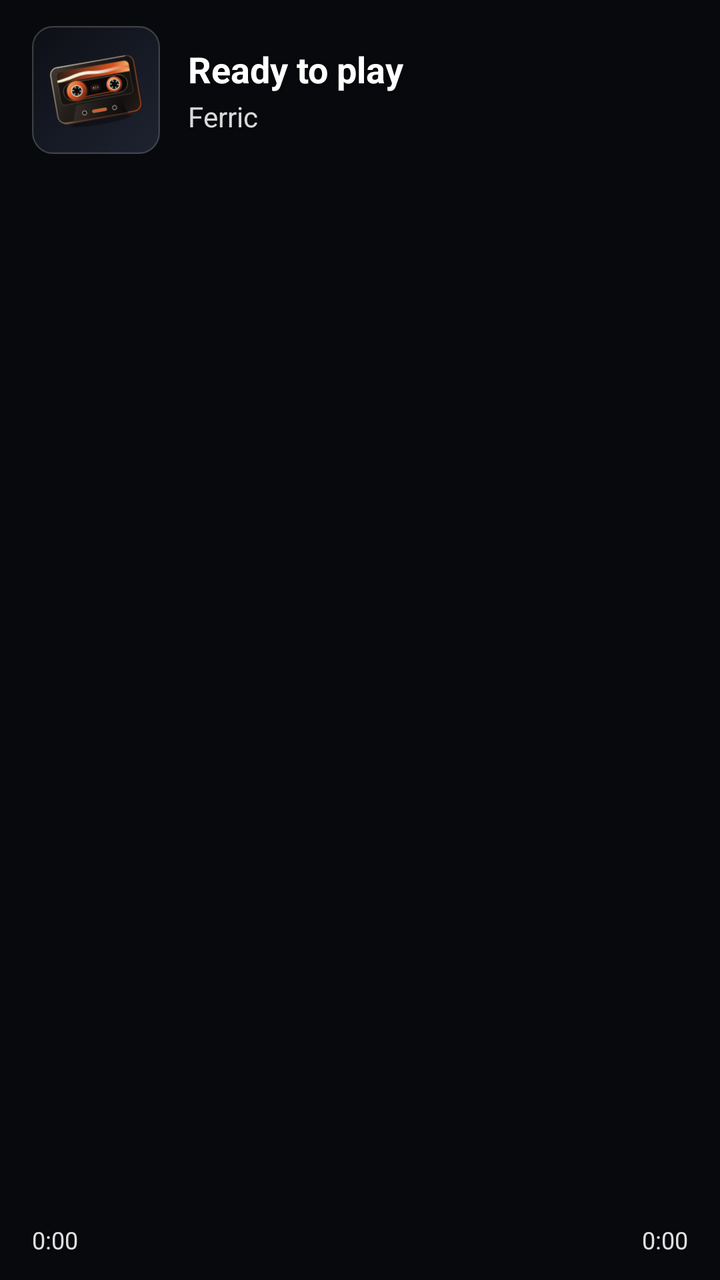
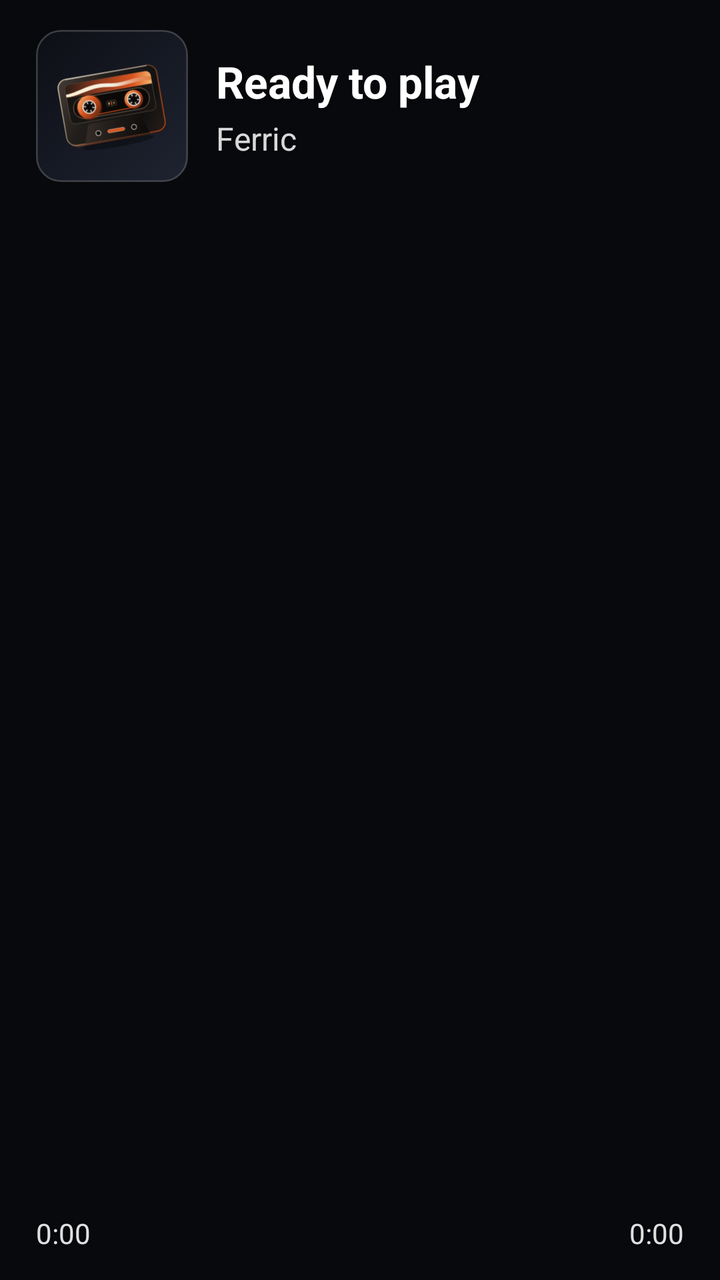

The first picture is an Android layout as it rendered before a commit; the second is the same layout after the commit. The layout source and the unified diff follow.
<!-- AndroidManifest.xml: application theme Theme.Ferric -->
<!-- res/layout/widget_liquid_glass.xml -->
<?xml version="1.0" encoding="utf-8"?>
<FrameLayout xmlns:android="http://schemas.android.com/apk/res/android"
    android:id="@+id/widget_root"
    android:layout_width="match_parent"
    android:layout_height="match_parent">

    <ImageView
        android:id="@+id/widget_glass_bg"
        android:layout_width="match_parent"
        android:layout_height="match_parent"
        android:contentDescription="@null"
        android:scaleType="fitXY" />

    <LinearLayout
        android:layout_width="match_parent"
        android:layout_height="match_parent"
        android:orientation="vertical"
        android:paddingHorizontal="16dp"
        android:paddingTop="13dp"
        android:paddingBottom="12dp">

        <LinearLayout
            android:layout_width="match_parent"
            android:layout_height="wrap_content"
            android:gravity="center_vertical"
            android:orientation="horizontal">

            <ImageView
                android:id="@+id/widget_art"
                android:layout_width="64dp"
                android:layout_height="64dp"
                android:layout_marginEnd="14dp"
                android:contentDescription="@string/app_name"
                android:scaleType="fitCenter"
                android:src="@drawable/widget_logo_placeholder" />

            <LinearLayout
                android:layout_width="0dp"
                android:layout_height="wrap_content"
                android:layout_weight="1"
                android:gravity="center_vertical"
                android:orientation="vertical">

                <TextView
                    android:id="@+id/widget_title"
                    android:layout_width="match_parent"
                    android:layout_height="wrap_content"
                    android:ellipsize="end"
                    android:maxLines="1"
                    android:shadowColor="#66000000"
                    android:shadowDx="0"
                    android:shadowDy="1.5"
                    android:shadowRadius="4"
                    android:text="@string/widget_ready"
                    android:textColor="#FFFFFFFF"
                    android:textSize="18sp"
                    android:textStyle="bold" />

                <TextView
                    android:id="@+id/widget_artist"
                    android:layout_width="match_parent"
                    android:layout_height="wrap_content"
                    android:layout_marginTop="2dp"
                    android:ellipsize="end"
                    android:maxLines="1"
                    android:shadowColor="#55000000"
                    android:shadowDx="0"
                    android:shadowDy="1"
                    android:shadowRadius="3"
                    android:text="@string/app_name"
                    android:textColor="#D8FFFFFF"
                    android:textSize="14sp" />
            </LinearLayout>

            <ImageView
                android:id="@+id/widget_streak_badge"
                android:layout_width="64dp"
                android:layout_height="24dp"
                android:layout_gravity="top"
                android:layout_marginStart="8dp"
                android:contentDescription="@null"
                android:scaleType="fitEnd"
                android:visibility="gone" />
        </LinearLayout>

        <FrameLayout
            android:layout_width="match_parent"
            android:layout_height="0dp"
            android:layout_weight="1">

            <LinearLayout
                android:layout_width="wrap_content"
                android:layout_height="wrap_content"
                android:layout_gravity="center"
                android:gravity="center"
                android:orientation="horizontal">

                <ImageButton
                    android:id="@+id/widget_btn_prev"
                    android:layout_width="38dp"
                    android:layout_height="38dp"
                    android:layout_marginHorizontal="4dp"
                    android:background="@android:color/transparent"
                    android:contentDescription="@string/widget_prev"
                    android:padding="2dp"
                    android:scaleType="fitCenter" />

                <ImageButton
                    android:id="@+id/widget_btn_play"
                    android:layout_width="48dp"
                    android:layout_height="48dp"
                    android:layout_marginHorizontal="4dp"
                    android:background="@android:color/transparent"
                    android:contentDescription="@string/widget_play_pause"
                    android:padding="1dp"
                    android:scaleType="fitCenter" />

                <ImageButton
                    android:id="@+id/widget_btn_next"
                    android:layout_width="38dp"
                    android:layout_height="38dp"
                    android:layout_marginHorizontal="4dp"
                    android:background="@android:color/transparent"
                    android:contentDescription="@string/widget_next"
                    android:padding="2dp"
                    android:scaleType="fitCenter" />
            </LinearLayout>

            <ImageButton
                android:id="@+id/widget_btn_like"
                android:layout_width="38dp"
                android:layout_height="38dp"
                android:layout_gravity="end|center_vertical"
                android:background="@android:color/transparent"
                android:contentDescription="@string/widget_like"
                android:padding="2dp"
                android:scaleType="fitCenter"
                android:visibility="gone" />
        </FrameLayout>

        <LinearLayout
            android:id="@+id/widget_progress_row"
            android:layout_width="match_parent"
            android:layout_height="wrap_content"
            android:layout_marginTop="4dp"
            android:gravity="center_vertical"
            android:orientation="horizontal">

            <TextView
                android:id="@+id/widget_time_elapsed"
                android:layout_width="wrap_content"
                android:layout_height="wrap_content"
                android:layout_marginEnd="10dp"
                android:shadowColor="#66000000"
                android:shadowDx="0"
                android:shadowDy="1"
                android:shadowRadius="3"
                android:text="0:00"
                android:textColor="#E0FFFFFF"
                android:textSize="12sp" />

            <ImageView
                android:id="@+id/widget_progress_track"
                android:layout_width="0dp"
                android:layout_height="6dp"
                android:layout_weight="1"
                android:contentDescription="@null"
                android:scaleType="fitXY" />

            <TextView
                android:id="@+id/widget_time_total"
                android:layout_width="wrap_content"
                android:layout_height="wrap_content"
                android:layout_marginStart="10dp"
                android:shadowColor="#66000000"
                android:shadowDx="0"
                android:shadowDy="1"
                android:shadowRadius="3"
                android:text="0:00"
                android:textColor="#E0FFFFFF"
                android:textSize="12sp" />
        </LinearLayout>
    </LinearLayout>
</FrameLayout>
<!-- resources referenced by this layout -->
<resources>
  <!-- drawable widget_logo_placeholder (drawable) -->
  <?xml version="1.0" encoding="utf-8"?>
  <layer-list xmlns:android="http://schemas.android.com/apk/res/android">
      <item>
          <shape android:shape="rectangle">
              <corners android:radius="14dp" />
              <gradient
                  android:angle="135"
                  android:startColor="#1E2330"
                  android:endColor="#0D0F16" />
              <stroke
                  android:width="1dp"
                  android:color="#33FFFFFF" />
          </shape>
      </item>
      <item
          android:left="-10dp"
          android:top="-10dp"
          android:right="-10dp"
          android:bottom="-10dp"
          android:drawable="@drawable/ic_launcher_foreground" />
  </layer-list>
  <string name="app_name">Ferric</string>
  <string name="widget_like">Toggle like</string>
  <string name="widget_next">Next track</string>
  <string name="widget_play_pause">Play or pause</string>
  <string name="widget_prev">Previous track</string>
  <string name="widget_ready">Ready to play</string>
  <style name="Theme.Ferric" parent="android:Theme.Material.NoActionBar">
          <item name="android:windowBackground">@color/ferric_launch_bg</item>
          <item name="android:statusBarColor">@android:color/transparent</item>
          <item name="android:navigationBarColor">@android:color/transparent</item>
      </style>
  <!-- drawable ic_launcher_foreground: vector/xml drawable (drawable, 9165 chars, omitted) -->
  <color name="ferric_launch_bg">#08090D</color>
</resources>

<!-- the commit's change to res/layout/widget_liquid_glass.xml (unified diff, before → after) -->
@@ -15,9 +15,9 @@
         android:layout_width="match_parent"
         android:layout_height="match_parent"
         android:orientation="vertical"
-        android:paddingHorizontal="16dp"
-        android:paddingTop="13dp"
-        android:paddingBottom="12dp">
+        android:paddingHorizontal="18dp"
+        android:paddingTop="15dp"
+        android:paddingBottom="14dp">
 
         <LinearLayout
             android:layout_width="match_parent"
@@ -27,8 +27,8 @@
 
             <ImageView
                 android:id="@+id/widget_art"
-                android:layout_width="64dp"
-                android:layout_height="64dp"
+                android:layout_width="76dp"
+                android:layout_height="76dp"
                 android:layout_marginEnd="14dp"
                 android:contentDescription="@string/app_name"
                 android:scaleType="fitCenter"
@@ -53,14 +53,14 @@
                     android:shadowRadius="4"
                     android:text="@string/widget_ready"
                     android:textColor="#FFFFFFFF"
-                    android:textSize="18sp"
+                    android:textSize="22sp"
                     android:textStyle="bold" />
 
                 <TextView
                     android:id="@+id/widget_artist"
                     android:layout_width="match_parent"
                     android:layout_height="wrap_content"
-                    android:layout_marginTop="2dp"
+                    android:layout_marginTop="3dp"
                     android:ellipsize="end"
                     android:maxLines="1"
                     android:shadowColor="#55000000"
@@ -69,13 +69,13 @@
                     android:shadowRadius="3"
                     android:text="@string/app_name"
                     android:textColor="#D8FFFFFF"
-                    android:textSize="14sp" />
+                    android:textSize="16sp" />
             </LinearLayout>
 
             <ImageView
                 android:id="@+id/widget_streak_badge"
-                android:layout_width="64dp"
-                android:layout_height="24dp"
+                android:layout_width="68dp"
+                android:layout_height="26dp"
                 android:layout_gravity="top"
                 android:layout_marginStart="8dp"
                 android:contentDescription="@null"
@@ -83,60 +83,81 @@
                 android:visibility="gone" />
         </LinearLayout>
 
-        <FrameLayout
+        <LinearLayout
             android:layout_width="match_parent"
             android:layout_height="0dp"
-            android:layout_weight="1">
-
-            <LinearLayout
-                android:layout_width="wrap_content"
-                android:layout_height="wrap_content"
-                android:layout_gravity="center"
-                android:gravity="center"
-                android:orientation="horizontal">
-
-                <ImageButton
-                    android:id="@+id/widget_btn_prev"
-                    android:layout_width="38dp"
-                    android:layout_height="38dp"
-                    android:layout_marginHorizontal="4dp"
-                    android:background="@android:color/transparent"
-                    android:contentDescription="@string/widget_prev"
-                    android:padding="2dp"
-                    android:scaleType="fitCenter" />
-
-                <ImageButton
-                    android:id="@+id/widget_btn_play"
-                    android:layout_width="48dp"
-                    android:layout_height="48dp"
-                    android:layout_marginHorizontal="4dp"
-                    android:background="@android:color/transparent"
-                    android:contentDescription="@string/widget_play_pause"
-                    android:padding="1dp"
-                    android:scaleType="fitCenter" />
-
-                <ImageButton
-                    android:id="@+id/widget_btn_next"
-                    android:layout_width="38dp"
-                    android:layout_height="38dp"
-                    android:layout_marginHorizontal="4dp"
-                    android:background="@android:color/transparent"
-                    android:contentDescription="@string/widget_next"
-                    android:padding="2dp"
-                    android:scaleType="fitCenter" />
-            </LinearLayout>
+            android:layout_weight="1"
+            android:gravity="center_vertical"
+            android:orientation="horizontal">
+
+            <FrameLayout
+                android:id="@+id/widget_transport_lead_spacer"
+                android:layout_width="0dp"
+                android:layout_height="1dp"
+                android:layout_weight="0.4" />
+
+            <ImageButton
+                android:id="@+id/widget_btn_prev"
+                android:layout_width="52dp"
+                android:layout_height="52dp"
+                android:background="@android:color/transparent"
+                android:contentDescription="@string/widget_prev"
+                android:padding="4dp"
+                android:scaleType="fitCenter" />
+
+            <FrameLayout
+                android:id="@+id/widget_transport_gap_left"
+                android:layout_width="0dp"
+                android:layout_height="1dp"
+                android:layout_weight="1" />
+
+            <ImageButton
+                android:id="@+id/widget_btn_play"
+                android:layout_width="64dp"
+                android:layout_height="64dp"
+                android:background="@android:color/transparent"
+                android:contentDescription="@string/widget_play_pause"
+                android:padding="2dp"
+                android:scaleType="fitCenter" />
+
+            <FrameLayout
+                android:id="@+id/widget_transport_gap_right"
+                android:layout_width="0dp"
+                android:layout_height="1dp"
+                android:layout_weight="1" />
+
+            <ImageButton
+                android:id="@+id/widget_btn_next"
+                android:layout_width="52dp"
+                android:layout_height="52dp"
+                android:background="@android:color/transparent"
+                android:contentDescription="@string/widget_next"
+                android:padding="4dp"
+                android:scaleType="fitCenter" />
+
+            <FrameLayout
+                android:id="@+id/widget_transport_like_gap"
+                android:layout_width="0dp"
+                android:layout_height="1dp"
+                android:layout_weight="1"
+                android:visibility="gone" />
 
             <ImageButton
                 android:id="@+id/widget_btn_like"
-                android:layout_width="38dp"
-                android:layout_height="38dp"
-                android:layout_gravity="end|center_vertical"
+                android:layout_width="48dp"
+                android:layout_height="48dp"
                 android:background="@android:color/transparent"
                 android:contentDescription="@string/widget_like"
-                android:padding="2dp"
+                android:padding="4dp"
                 android:scaleType="fitCenter"
                 android:visibility="gone" />
-        </FrameLayout>
+
+            <FrameLayout
+                android:id="@+id/widget_transport_trail_spacer"
+                android:layout_width="0dp"
+                android:layout_height="1dp"
+                android:layout_weight="0.4" />
+        </LinearLayout>
 
         <LinearLayout
             android:id="@+id/widget_progress_row"
@@ -157,12 +178,12 @@
                 android:shadowRadius="3"
                 android:text="0:00"
                 android:textColor="#E0FFFFFF"
-                android:textSize="12sp" />
+                android:textSize="14sp" />
 
             <ImageView
                 android:id="@+id/widget_progress_track"
                 android:layout_width="0dp"
-                android:layout_height="6dp"
+                android:layout_height="7dp"
                 android:layout_weight="1"
                 android:contentDescription="@null"
                 android:scaleType="fitXY" />
@@ -178,7 +199,7 @@
                 android:shadowRadius="3"
                 android:text="0:00"
                 android:textColor="#E0FFFFFF"
-                android:textSize="12sp" />
+                android:textSize="14sp" />
         </LinearLayout>
     </LinearLayout>
 </FrameLayout>
